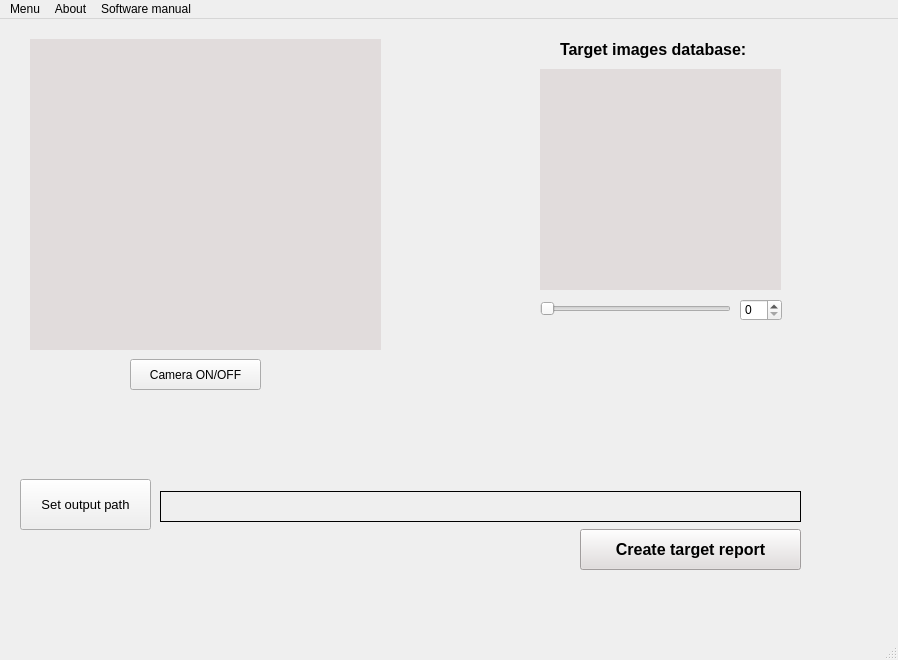
TalEfraim/Master, file Frontend.ui: the form before one commit.
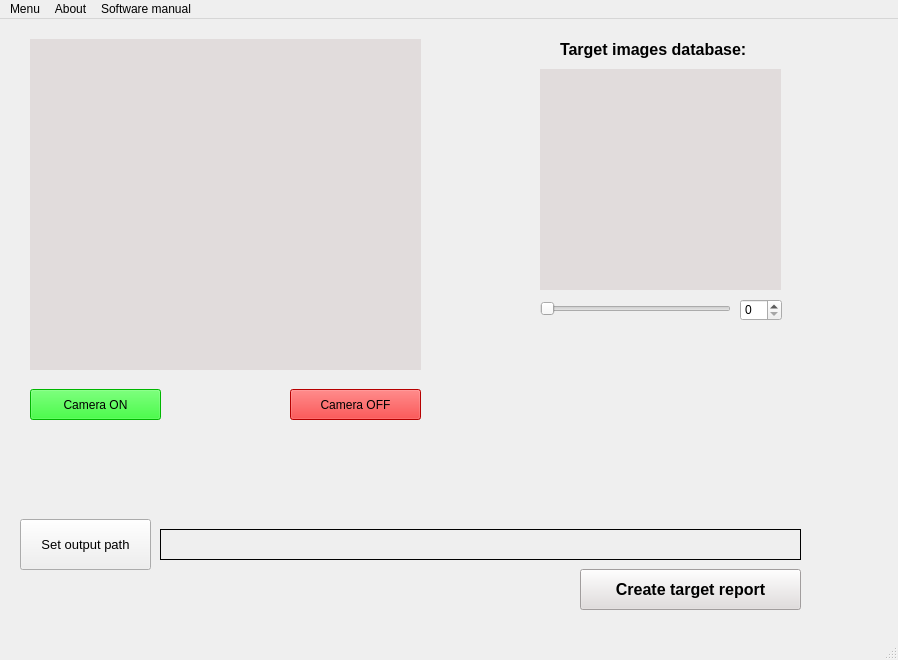
The form after the commit.

Commit message: Added camera switching option

Patch:
```diff
--- a/Frontend.ui
+++ b/Frontend.ui
@@ -17,14 +17,17 @@
    <widget class="QPushButton" name="TurnCameraButton">
     <property name="geometry">
      <rect>
-      <x>130</x>
-      <y>340</y>
+      <x>30</x>
+      <y>370</y>
       <width>131</width>
       <height>31</height>
      </rect>
     </property>
+    <property name="styleSheet">
+     <string notr="true">background-color: rgb(0,255,0);</string>
+    </property>
     <property name="text">
-     <string>Camera ON/OFF</string>
+     <string>Camera ON</string>
     </property>
    </widget>
    <widget class="QLabel" name="TargetImagesLabel">
@@ -75,7 +78,7 @@
     <property name="geometry">
      <rect>
       <x>580</x>
-      <y>510</y>
+      <y>550</y>
       <width>221</width>
       <height>41</height>
      </rect>
@@ -98,7 +101,7 @@
     <property name="geometry">
      <rect>
       <x>160</x>
-      <y>472</y>
+      <y>510</y>
       <width>641</width>
       <height>31</height>
      </rect>
@@ -114,7 +117,7 @@
     <property name="geometry">
      <rect>
       <x>20</x>
-      <y>460</y>
+      <y>500</y>
       <width>131</width>
       <height>51</height>
      </rect>
@@ -133,8 +136,8 @@
      <rect>
       <x>30</x>
       <y>20</y>
-      <width>351</width>
-      <height>311</height>
+      <width>391</width>
+      <height>331</height>
      </rect>
     </property>
     <property name="styleSheet">
@@ -160,6 +163,22 @@
      <string/>
     </property>
    </widget>
+   <widget class="QPushButton" name="CameraOffBtn">
+    <property name="geometry">
+     <rect>
+      <x>290</x>
+      <y>370</y>
+      <width>131</width>
+      <height>31</height>
+     </rect>
+    </property>
+    <property name="styleSheet">
+     <string notr="true">background-color: rgb(255 ,0 ,0)</string>
+    </property>
+    <property name="text">
+     <string>Camera OFF</string>
+    </property>
+   </widget>
   </widget>
   <widget class="QMenuBar" name="menubar">
    <property name="geometry">
```
Left out of the diff: 7 changed lines with no effect on the pictures. The commit also changes 2 other files.
